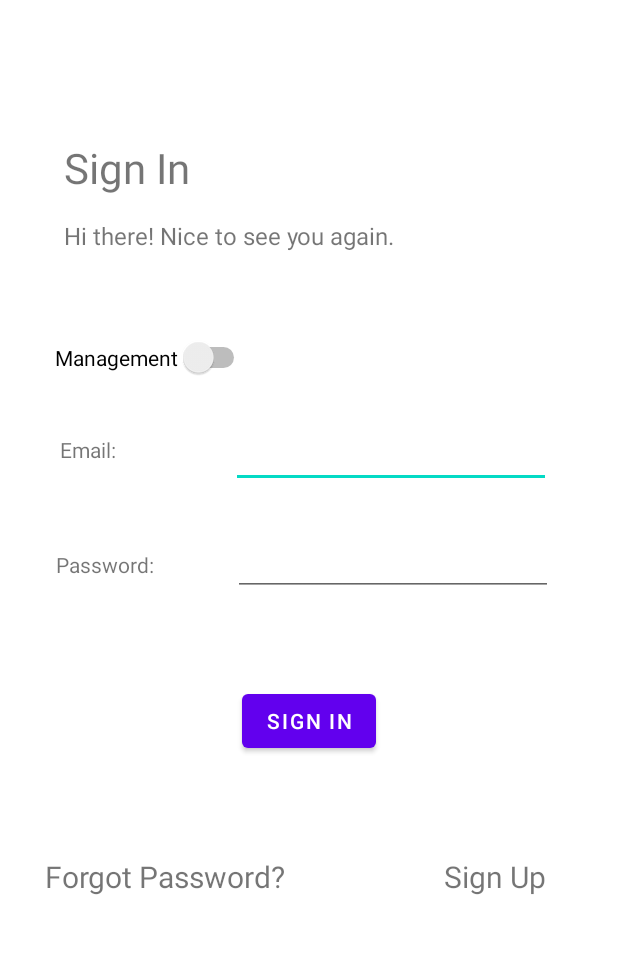
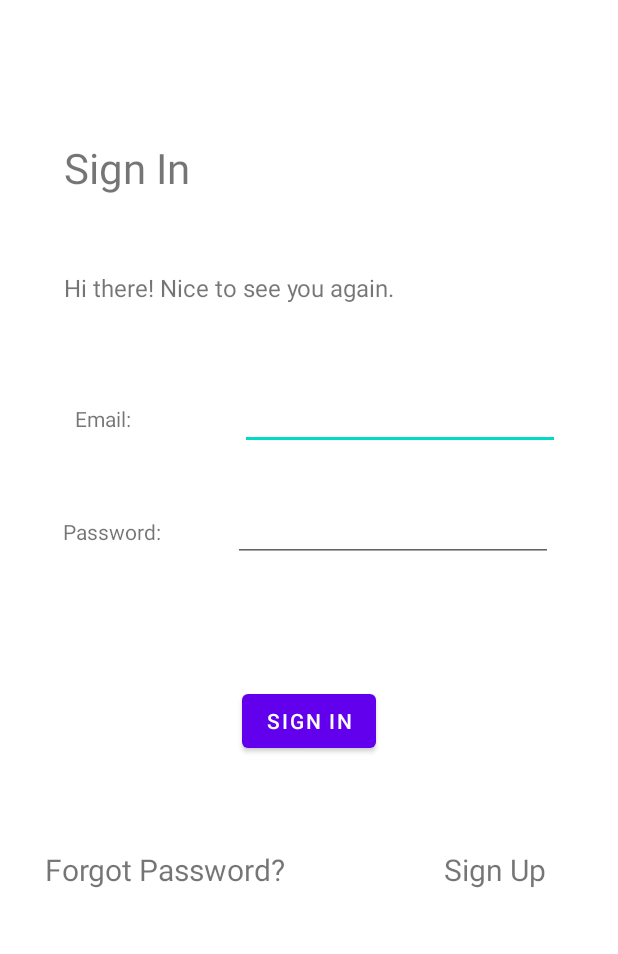
Before and after one commit to Avital-Pikovsky/SPLITASK, an Android app: the screen it shows after launch (MainActivity), on a phone screen of 412 x 824 dp, the part 277-1231 px from its top. Run offline under Robolectric (Android 15) with nearby library versions, the phone set to English and light mode, and no system bars; our stand-ins replace Firebase (no records; nobody signed in at launch, a user with empty details on screens opened directly).

Commit message:
delete switch

```diff
--- a/app/src/main/java/com/example/duckluck/MainActivity.java
+++ b/app/src/main/java/com/example/duckluck/MainActivity.java
@@ -24,7 +24,6 @@ public class MainActivity extends AppCompatActivity {
     private Button signInButton;
     private TextView userSignUp, forgotPassword;
     private CheckBox check;
-    private Switch managementUser;
 
     private FirebaseAuth firebaseAuth;
 
@@ -79,8 +78,6 @@ public class MainActivity extends AppCompatActivity {
         userSignUp = (TextView) findViewById(R.id.register);
         forgotPassword = (TextView) findViewById(R.id.ForgotPass);
         check = (CheckBox) findViewById(R.id.checkBox);
-        managementUser = (Switch) findViewById(R.id.mangement);
-
 
     }
     private void signIn(String userEmail, String userPassword){
--- a/app/src/main/java/com/example/duckluck/RegistrationActivity.java
+++ b/app/src/main/java/com/example/duckluck/RegistrationActivity.java
@@ -24,7 +24,6 @@ public class RegistrationActivity extends AppCompatActivity {
     private EditText userName,userEmail, userPassword;
     private Button regButton;
     private TextView userLogin;
-    private Switch management;
 
     private FirebaseAuth firebaseAuth;
 
@@ -78,7 +77,6 @@ public class RegistrationActivity extends AppCompatActivity {
         userPassword = (EditText) findViewById(R.id.etUserPassword);
         regButton = (Button) findViewById(R.id.btnRegister);
         userLogin = (TextView) findViewById(R.id.tvUserLogin);
-        management = (Switch) findViewById(R.id.check);
     }
     private Boolean validate(){
         Boolean result = false;
--- a/app/src/main/res/layout/activity_main.xml
+++ b/app/src/main/res/layout/activity_main.xml
@@ -43,20 +43,7 @@
         app:layout_constraintHorizontal_bias="0.223"
         app:layout_constraintStart_toStartOf="parent"
         app:layout_constraintTop_toBottomOf="@+id/SignIn"
-        app:layout_constraintVertical_bias="0.033" />
-
-    <Switch
-        android:id="@+id/mangement"
-        android:layout_width="wrap_content"
-        android:layout_height="wrap_content"
-        android:text="Management"
-        app:layout_constraintBottom_toBottomOf="parent"
-        app:layout_constraintEnd_toEndOf="parent"
-        app:layout_constraintHorizontal_bias="0.131"
-        app:layout_constraintStart_toStartOf="parent"
-        app:layout_constraintTop_toBottomOf="@+id/textView1"
-        app:layout_constraintVertical_bias="0.127"
-        tools:ignore="UseSwitchCompatOrMaterialXml" />
+        app:layout_constraintVertical_bias="0.106" />
 
     <TextView
         android:id="@+id/Email"
@@ -64,11 +51,11 @@
         android:layout_height="wrap_content"
         android:text="Email:"
         app:layout_constraintBottom_toBottomOf="parent"
-        app:layout_constraintEnd_toEndOf="parent"
-        app:layout_constraintHorizontal_bias="0.107"
+        app:layout_constraintEnd_toStartOf="@+id/mainUserEmail"
+        app:layout_constraintHorizontal_bias="0.408"
         app:layout_constraintStart_toStartOf="parent"
-        app:layout_constraintTop_toBottomOf="@+id/mangement"
-        app:layout_constraintVertical_bias="0.104" />
+        app:layout_constraintTop_toBottomOf="@+id/textView1"
+        app:layout_constraintVertical_bias="0.16" />
 
     <EditText
         android:id="@+id/mainUserEmail"
@@ -78,10 +65,10 @@
         android:inputType="textEmailAddress"
         app:layout_constraintBottom_toBottomOf="parent"
         app:layout_constraintEnd_toEndOf="parent"
-        app:layout_constraintHorizontal_bias="0.634"
-        app:layout_constraintStart_toEndOf="@+id/Email"
-        app:layout_constraintTop_toBottomOf="@+id/mangement"
-        app:layout_constraintVertical_bias="0.081" />
+        app:layout_constraintHorizontal_bias="0.805"
+        app:layout_constraintStart_toStartOf="parent"
+        app:layout_constraintTop_toBottomOf="@+id/textView1"
+        app:layout_constraintVertical_bias="0.133" />
 
     <TextView
         android:id="@+id/Password"
@@ -89,11 +76,11 @@
         android:layout_height="wrap_content"
         android:text="Password:"
         app:layout_constraintBottom_toBottomOf="parent"
-        app:layout_constraintEnd_toEndOf="parent"
-        app:layout_constraintHorizontal_bias="0.107"
+        app:layout_constraintEnd_toStartOf="@+id/mainUserPassword"
+        app:layout_constraintHorizontal_bias="0.467"
         app:layout_constraintStart_toStartOf="parent"
         app:layout_constraintTop_toBottomOf="@+id/Email"
-        app:layout_constraintVertical_bias="0.185" />
+        app:layout_constraintVertical_bias="0.17" />
 
     <EditText
         android:id="@+id/mainUserPassword"
```
Also changed, not shown: app/src/main/res/layout/activity_logged_in_profile.xml (+22 -10 lines), app/src/main/res/layout/activity_registration.xml (+2 -14 lines).
